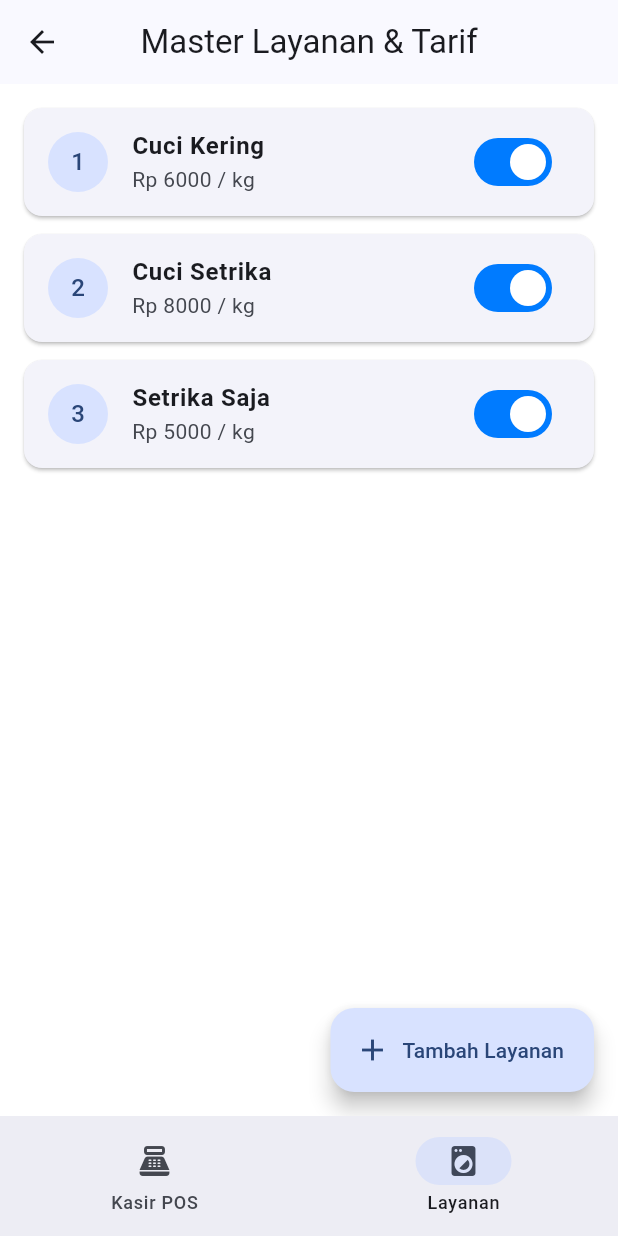
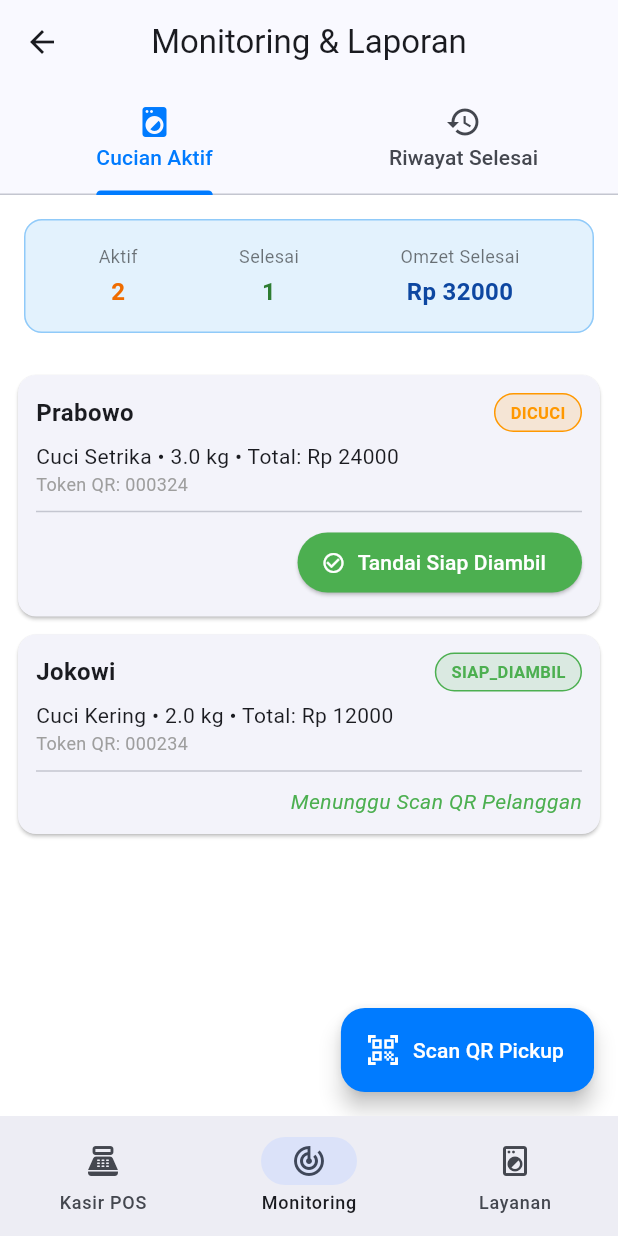
Before and after one commit to iniFaiz/yalt-laundry, a Flutter app: the AdminDashboard screen opened directly, item 2 of the bottom bar chosen, on a phone screen of 412 x 824 dp. Run offline on Flutter 3.47's test engine with Material 3 defaults, Android fonts, the phone set to English and light mode, and no system bars; our stand-ins replace flutter_svg.

Commit message:
feat: enhance order management with pickup token and monitoring screen

```diff
--- a/lib/models/order_model.dart
+++ b/lib/models/order_model.dart
@@ -5,7 +5,8 @@ class OrderModel {
   final double weight;
   final double pricePerKgSnapshot;
   final double totalPrice;
-  final String status; // 'diterima', 'dicuci', 'siap_diambil', 'diambil'
+  String status; // 'diterima', 'dicuci', 'siap_diambil', 'diambil'
+  final String pickupToken; // unique token qr
   final DateTime createdAt;
 
   OrderModel({
@@ -16,30 +17,44 @@ class OrderModel {
     required this.pricePerKgSnapshot,
     required this.totalPrice,
     required this.status,
+    required this.pickupToken,
     required this.createdAt,
   });
 
-  // DATA DUMMY
+  // data dummy
   static List<OrderModel> dummyOrders = [
     OrderModel(
       id: 'ORD-001',
-      customerName: 'Budi Santoso',
+      customerName: 'Prabowo',
       serviceName: 'Cuci Setrika',
       weight: 3.0,
       pricePerKgSnapshot: 8000,
       totalPrice: 24000,
       status: 'dicuci',
-      createdAt: DateTime.now().subtract(const Duration(hours: 2)),
+      pickupToken: '000324',
+      createdAt: DateTime.now().subtract(const Duration(hours: 3)),
     ),
     OrderModel(
       id: 'ORD-002',
-      customerName: 'Siti Rahma',
+      customerName: 'Jokowi',
       serviceName: 'Cuci Kering',
       weight: 2.0,
       pricePerKgSnapshot: 6000,
       totalPrice: 12000,
-      status: 'diterima',
-      createdAt: DateTime.now().subtract(const Duration(minutes: 30)),
+      status: 'siap_diambil', // Siap discan oleh admin!
+      pickupToken: '000234',
+      createdAt: DateTime.now().subtract(const Duration(hours: 5)),
+    ),
+    OrderModel(
+      id: 'ORD-003',
+      customerName: 'Reezqi Goy',
+      serviceName: 'Cuci Setrika',
+      weight: 4.0,
+      pricePerKgSnapshot: 8000,
+      totalPrice: 32000,
+      status: 'diambil', // Sudah selesai
+      pickupToken: '000345',
+      createdAt: DateTime.now().subtract(const Duration(days: 1)),
     ),
   ];
 }
--- a/lib/screens/admin/admin_dashboard.dart
+++ b/lib/screens/admin/admin_dashboard.dart
@@ -1,6 +1,7 @@
 import 'package:flutter/material.dart';
 import 'service_screen.dart';
 import 'order_entry_screen.dart';
+import 'order_monitoring_screen.dart';
 
 class AdminDashboard extends StatefulWidget {
   const AdminDashboard({super.key});
@@ -16,6 +17,7 @@ class _AdminDashboardState extends State<AdminDashboard> {
   // daftar halamannya
   final List<Widget> _pages = [
     OrderEntryScreen(),
+    OrderMonitoringScreen(),
     ServiceScreen(),
   ];
 
@@ -36,11 +38,17 @@ class _AdminDashboardState extends State<AdminDashboard> {
             icon: Icon(Icons.point_of_sale_outlined),
             label: 'Kasir POS',
           ),
+                    NavigationDestination(
+            icon: Icon(Icons.track_changes_outlined),
+            selectedIcon: Icon(Icons.track_changes),
+            label: 'Monitoring',
+          ),
           NavigationDestination(
             icon: Icon(Icons.local_laundry_service_outlined),
             selectedIcon: Icon(Icons.local_laundry_service),
             label: 'Layanan',
           ),
+
         ],
       ),
     );
--- /dev/null
+++ b/lib/screens/admin/order_monitoring_screen.dart
@@ -0,0 +1,345 @@
+import 'package:flutter/material.dart';
+import '../../models/order_model.dart';
+
+class OrderMonitoringScreen extends StatefulWidget {
+  const OrderMonitoringScreen({super.key});
+
+  @override
+  State<OrderMonitoringScreen> createState() => _OrderMonitoringScreenState();
+}
+
+class _OrderMonitoringScreenState extends State<OrderMonitoringScreen> {
+  // simulasi Scanner input token QR
+  final TextEditingController _qrInputController = TextEditingController();
+
+  // Helper warna badge status
+  Color _getStatusColor(String status) {
+    switch (status) {
+      case 'diterima':
+        return Colors.blue;
+      case 'dicuci':
+        return Colors.orange;
+      case 'siap_diambil':
+        return Colors.green;
+      case 'diambil':
+        return Colors.grey;
+      default:
+        return Colors.black;
+    }
+  }
+
+  // PEMBARUAN STATUS
+  void _advanceOrderStatus(OrderModel order) {
+    setState(() {
+      if (order.status == 'diterima') {
+        order.status = 'dicuci';
+        ScaffoldMessenger.of(context).showSnackBar(
+          SnackBar(content: Text('Pesanan ${order.id} status diubah ke: DICUCI')),
+        );
+      } else if (order.status == 'dicuci') {
+        order.status = 'siap_diambil';
+        ScaffoldMessenger.of(context).showSnackBar(
+          SnackBar(content: Text('Pesanan ${order.id} siap diambil pelanggan!')),
+        );
+      }
+    });
+  }
+
+  // 2. LOGIKA VERIFIKASI SCANNER QR PENGAMBILAN
+  void _verifyQRPickup(String token) {
+    token = token.trim();
+    if (token.isEmpty) return;
+
+    // Cari pesanan berdasarkan token QR
+    final orderIndex = OrderModel.dummyOrders.indexWhere((o) => o.pickupToken == token);
+
+    if (orderIndex == -1) {
+      _showScanResultDialog(
+        success: false,
+        title: 'QR Tidak Valid!',
+        message: 'Token QR tidak ditemukan dalam sistem.',
+      );
+      return;
+    }
+
+    final order = OrderModel.dummyOrders[orderIndex];
+
+    // Cek kondisi status
+    if (order.status == 'diambil') {
+      _showScanResultDialog(
+        success: false,
+        title: 'QR Sudah Hangus!',
+        message: 'Cucian atas nama ${order.customerName} sudah pernah diambil sebelumnya.',
+      );
+    } else if (order.status != 'siap_diambil') {
+      _showScanResultDialog(
+        success: false,
+        title: 'Cucian Belum Siap!',
+        message: 'Pesanan masih berstatus "${order.status.toUpperCase()}". Belum siap diambil.',
+      );
+    } else {
+      // berhasil diverifikasi, ubah status menjadi diambil
+      setState(() {
+        order.status = 'diambil';
+      });
+      _showScanResultDialog(
+        success: true,
+        title: 'Pengambilan Berhasil!',
+        message: 'Cucian untuk ${order.customerName} (${order.serviceName} - ${order.weight} kg) berhasil diserahkan!',
+      );
+    }
+  }
+
+  void _showScanResultDialog({required bool success, required String title, required String message}) {
+    showDialog(
+      context: context,
+      builder: (_) => AlertDialog(
+        icon: Icon(
+          success ? Icons.check_circle : Icons.error,
+          color: success ? Colors.green : Colors.red,
+          size: 48,
+        ),
+        title: Text(title),
+        content: Text(message, textAlign: TextAlign.center),
+        actions: [
+          ElevatedButton(
+            onPressed: () => Navigator.pop(context),
+            child: const Text('OK'),
+          ),
+        ],
+      ),
+    );
+  }
+
+  // dialog simulator scanner kamera
+  void _openScannerDialog() {
+    _qrInputController.clear();
+    showModalBottomSheet(
+      context: context,
+      isScrollControlled: true,
+      builder: (ctx) => Padding(
+        padding: EdgeInsets.only(
+          bottom: MediaQuery.of(ctx).viewInsets.bottom + 20,
+          left: 20,
+          right: 20,
+          top: 20,
+        ),
+        child: Column(
+          mainAxisSize: MainAxisSize.min,
+          crossAxisAlignment: CrossAxisAlignment.stretch,
+          children: [
+            const Row(
+              children: [
+                Icon(Icons.qr_code_scanner, color: Color(0xFF007BFF)),
+                SizedBox(width: 8),
+                Text('Scanner QR Pengambilan', style: TextStyle(fontSize: 18, fontWeight: FontWeight.bold)),
+              ],
+            ),
+            const SizedBox(height: 12),
+            const Text(
+              'Masukkan atau tempel Token QR pengambilan pelanggan:',
+              style: TextStyle(color: Colors.grey),
+            ),
+            const SizedBox(height: 12),
+            TextField(
+              controller: _qrInputController,
+              autofocus: true,
+              decoration: InputDecoration(
+                hintText: 'Contoh: 000324',
+                border: OutlineInputBorder(borderRadius: BorderRadius.circular(10)),
+                prefixIcon: const Icon(Icons.qr_code),
+              ),
+            ),
+            const SizedBox(height: 16),
+            ElevatedButton(
+              style: ElevatedButton.styleFrom(
+                backgroundColor: const Color(0xFF007BFF),
+                foregroundColor: Colors.white,
+                padding: const EdgeInsets.symmetric(vertical: 14),
+              ),
+              onPressed: () {
+                final token = _qrInputController.text;
+                Navigator.pop(ctx);
+                _verifyQRPickup(token);
+              },
+              child: const Text('Verifikasi Pengambilan'),
+            ),
+          ],
+        ),
+      ),
+    );
+  }
+
+  @override
+  Widget build(BuildContext context) {
+    // PERHITUNGAN LAPORAN
+    final totalOrders = OrderModel.dummyOrders.length;
+    final activeOrders = OrderModel.dummyOrders.where((o) => o.status != 'diambil').length;
+    final completedOrders = OrderModel.dummyOrders.where((o) => o.status == 'diambil').length;
+    final totalRevenue = OrderModel.dummyOrders
+        .where((o) => o.status == 'diambil')
+        .fold(0.0, (sum, o) => sum + o.totalPrice);
+
+    return DefaultTabController(
+      length: 2,
+      child: Scaffold(
+        appBar: AppBar(
+          title: const Text('Monitoring & Laporan'),
+          centerTitle: true,
+          bottom: const TabBar(
+            tabs: [
+              Tab(text: 'Cucian Aktif', icon: Icon(Icons.local_laundry_service)),
+              Tab(text: 'Riwayat Selesai', icon: Icon(Icons.history)),
+            ],
+          ),
+        ),
+        // tombol Scanner QR Mengambang
+        floatingActionButton: FloatingActionButton.extended(
+          onPressed: _openScannerDialog,
+          backgroundColor: const Color(0xFF007BFF),
+          foregroundColor: Colors.white,
+          icon: const Icon(Icons.qr_code_scanner),
+          label: const Text('Scan QR Pickup'),
+        ),
+        body: Column(
+          children: [
+            // KARTU LAPORAN
+            Padding(
+              padding: const EdgeInsets.all(12.0),
+              child: Card(
+                color: Colors.blue.shade50,
+                elevation: 0,
+                shape: RoundedRectangleBorder(
+                  borderRadius: BorderRadius.circular(12),
+                  side: BorderSide(color: Colors.blue.shade200),
+                ),
+                child: Padding(
+                  padding: const EdgeInsets.all(16.0),
+                  child: Row(
+                    mainAxisAlignment: MainAxisAlignment.spaceAround,
+                    children: [
+                      _buildReportStat('Aktif', '$activeOrders', Colors.orange.shade800),
+                      _buildReportStat('Selesai', '$completedOrders', Colors.green.shade800),
+                      _buildReportStat('Omzet Selesai', 'Rp ${totalRevenue.toStringAsFixed(0)}', Colors.blue.shade900),
+                    ],
+                  ),
+                ),
+              ),
+            ),
+
+            // ISI TAB VIEW: PESANAN AKTIF VS RIWAYAT SELESAI dummy only
+            Expanded(
+              child: TabBarView(
+                children: [
+                  // Cucian Aktif
+                  _buildOrderList(
+                    OrderModel.dummyOrders.where((o) => o.status != 'diambil').toList(),
+                    isActiveList: true,
+                  ),
+                  // Riwayat Selesai
+                  _buildOrderList(
+                    OrderModel.dummyOrders.where((o) => o.status == 'diambil').toList(),
+                    isActiveList: false,
+                  ),
+                ],
+              ),
+            ),
+          ],
+        ),
+      ),
+    );
+  }
+
+  Widget _buildReportStat(String label, String value, Color color) {
+    return Column(
+      children: [
+        Text(label, style: const TextStyle(fontSize: 12, color: Colors.black54)),
+        const SizedBox(height: 4),
+        Text(
+          value,
+          style: TextStyle(fontSize: 16, fontWeight: FontWeight.bold, color: color),
+        ),
+      ],
+    );
+  }
+
+  Widget _buildOrderList(List<OrderModel> orders, {required bool isActiveList}) {
+    if (orders.isEmpty) {
+      return const Center(child: Text('Tidak ada pesanan'));
+    }
+
+    return ListView.builder(
+      padding: const EdgeInsets.all(12),
+      itemCount: orders.length,
+      itemBuilder: (context, index) {
+        final order = orders[index];
+        final statusColor = _getStatusColor(order.status);
+
+        return Card(
+          margin: const EdgeInsets.only(bottom: 12),
+          child: Padding(
+            padding: const EdgeInsets.all(12.0),
+            child: Column(
+              crossAxisAlignment: CrossAxisAlignment.start,
+              children: [
+                // baris Atas: Nama & Badge Status
+                Row(
+                  mainAxisAlignment: MainAxisAlignment.spaceBetween,
+                  children: [
+                    Text(
+                      order.customerName,
+                      style: const TextStyle(fontSize: 16, fontWeight: FontWeight.bold),
+                    ),
+                    Container(
+                      padding: const EdgeInsets.symmetric(horizontal: 10, vertical: 4),
+                      decoration: BoxDecoration(
+                        color: statusColor.withOpacity(0.15),
+                        borderRadius: BorderRadius.circular(20),
+                        border: Border.all(color: statusColor),
+                      ),
+                      child: Text(
+                        order.status.toUpperCase(),
+                        style: TextStyle(fontSize: 11, fontWeight: FontWeight.bold, color: statusColor),
+                      ),
+                    ),
+                  ],
+                ),
+                const SizedBox(height: 6),
+                Text('${order.serviceName} • ${order.weight} kg • Total: Rp ${order.totalPrice.toStringAsFixed(0)}'),
+                Text('Token QR: ${order.pickupToken}', style: const TextStyle(fontSize: 12, color: Colors.grey)),
+
+                // tombol Update Status
+                if (isActiveList) ...[
+                  const Divider(height: 20),
+                  Row(
+                    mainAxisAlignment: MainAxisAlignment.end,
+                    children: [
+                      if (order.status == 'diterima')
+                        ElevatedButton.icon(
+                          onPressed: () => _advanceOrderStatus(order),
+                          icon: const Icon(Icons.waves, size: 16),
+                          label: const Text('Mulai Cuci'),
+                        ),
+                      if (order.status == 'dicuci')
+                        ElevatedButton.icon(
+                          style: ElevatedButton.styleFrom(backgroundColor: Colors.green, foregroundColor: Colors.white),
+                          onPressed: () => _advanceOrderStatus(order),
+                          icon: const Icon(Icons.check_circle_outline, size: 16),
+                          label: const Text('Tandai Siap Diambil'),
+                        ),
+                      if (order.status == 'siap_diambil')
+                        const Text(
+                          'Menunggu Scan QR Pelanggan',
+                          style: TextStyle(fontStyle: FontStyle.italic, color: Colors.green),
+                        ),
+                    ],
+                  ),
+                ],
+              ],
+            ),
+          ),
+        );
+      },
+    );
+  }
+}
```
Also changed, not shown: lib/screens/admin/order_entry_screen.dart (+4 -3 lines).
